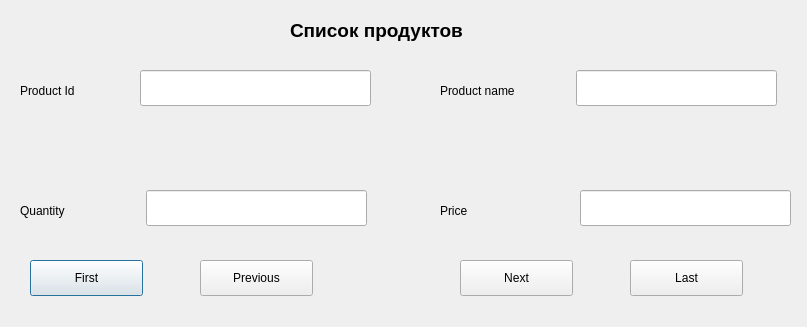
Before: the Qt Designer form SHOWREC/DispProducts.ui in turamant/PhoneBook, drawn with Qt 5.
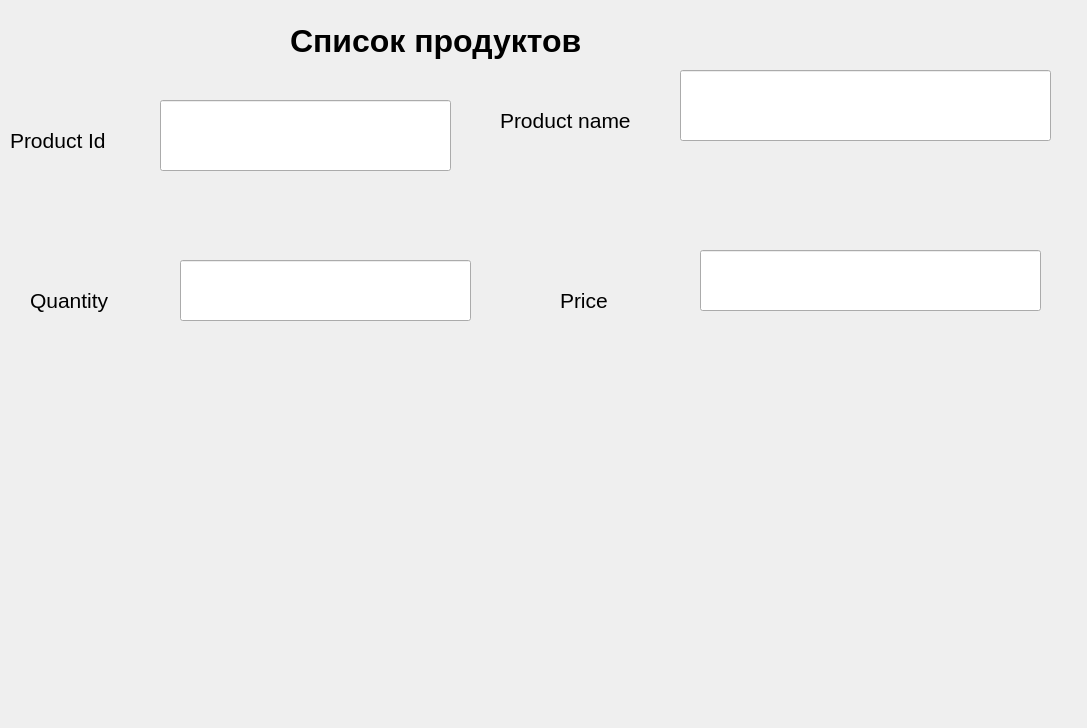
After: the same form once the commit is applied. Custom widgets are drawn as their Qt base class.

The edit to the form file:
```diff
--- a/SHOWREC/DispProducts.ui
+++ b/SHOWREC/DispProducts.ui
@@ -6,22 +6,32 @@
    <rect>
     <x>0</x>
     <y>0</y>
-    <width>807</width>
-    <height>327</height>
+    <width>1087</width>
+    <height>728</height>
    </rect>
   </property>
+  <property name="font">
+   <font>
+    <pointsize>16</pointsize>
+   </font>
+  </property>
   <property name="windowTitle">
    <string>Dialog</string>
   </property>
   <widget class="QLabel" name="label">
    <property name="geometry">
     <rect>
-     <x>20</x>
-     <y>80</y>
-     <width>101</width>
-     <height>21</height>
+     <x>10</x>
+     <y>120</y>
+     <width>141</width>
+     <height>41</height>
     </rect>
    </property>
+   <property name="font">
+    <font>
+     <pointsize>16</pointsize>
+    </font>
+   </property>
    <property name="text">
     <string>Product Id</string>
    </property>
@@ -31,13 +41,13 @@
     <rect>
      <x>290</x>
      <y>10</y>
-     <width>211</width>
-     <height>41</height>
+     <width>461</width>
+     <height>61</height>
     </rect>
    </property>
    <property name="font">
     <font>
-     <pointsize>14</pointsize>
+     <pointsize>24</pointsize>
      <weight>75</weight>
      <bold>true</bold>
     </font>
@@ -49,12 +59,17 @@
   <widget class="QLabel" name="label_3">
    <property name="geometry">
     <rect>
-     <x>440</x>
-     <y>80</y>
-     <width>131</width>
+     <x>500</x>
+     <y>110</y>
+     <width>171</width>
      <height>21</height>
     </rect>
    </property>
+   <property name="font">
+    <font>
+     <pointsize>16</pointsize>
+    </font>
+   </property>
    <property name="text">
     <string>Product name</string>
    </property>
@@ -62,12 +77,17 @@
   <widget class="QLabel" name="label_4">
    <property name="geometry">
     <rect>
-     <x>20</x>
-     <y>200</y>
-     <width>101</width>
-     <height>21</height>
+     <x>30</x>
+     <y>280</y>
+     <width>131</width>
+     <height>41</height>
     </rect>
    </property>
+   <property name="font">
+    <font>
+     <pointsize>16</pointsize>
+    </font>
+   </property>
    <property name="text">
     <string>Quantity</string>
    </property>
@@ -75,12 +95,17 @@
   <widget class="QLabel" name="label_5">
    <property name="geometry">
     <rect>
-     <x>440</x>
-     <y>200</y>
-     <width>74</width>
+     <x>560</x>
+     <y>290</y>
+     <width>141</width>
      <height>21</height>
     </rect>
    </property>
+   <property name="font">
+    <font>
+     <pointsize>16</pointsize>
+    </font>
+   </property>
    <property name="text">
     <string>Price</string>
    </property>
@@ -88,95 +113,43 @@
   <widget class="KLineEdit" name="id">
    <property name="geometry">
     <rect>
-     <x>140</x>
-     <y>70</y>
-     <width>231</width>
-     <height>36</height>
+     <x>160</x>
+     <y>100</y>
+     <width>291</width>
+     <height>71</height>
     </rect>
    </property>
   </widget>
   <widget class="KLineEdit" name="productname">
    <property name="geometry">
     <rect>
-     <x>576</x>
+     <x>680</x>
      <y>70</y>
-     <width>201</width>
-     <height>36</height>
+     <width>371</width>
+     <height>71</height>
     </rect>
    </property>
   </widget>
   <widget class="KLineEdit" name="quantity">
    <property name="geometry">
     <rect>
-     <x>146</x>
-     <y>190</y>
-     <width>221</width>
-     <height>36</height>
+     <x>180</x>
+     <y>260</y>
+     <width>291</width>
+     <height>61</height>
     </rect>
    </property>
   </widget>
   <widget class="KLineEdit" name="price">
    <property name="geometry">
     <rect>
-     <x>580</x>
-     <y>190</y>
-     <width>211</width>
-     <height>36</height>
+     <x>700</x>
+     <y>250</y>
+     <width>341</width>
+     <height>61</height>
     </rect>
    </property>
   </widget>
-  <widget class="QPushButton" name="FirstButton">
-   <property name="geometry">
-    <rect>
-     <x>30</x>
-     <y>260</y>
-     <width>113</width>
-     <height>36</height>
-    </rect>
-   </property>
-   <property name="text">
-    <string>First</string>
-   </property>
-  </widget>
-  <widget class="QPushButton" name="NextButton">
-   <property name="geometry">
-    <rect>
-     <x>460</x>
-     <y>260</y>
-     <width>113</width>
-     <height>36</height>
-    </rect>
-   </property>
-   <property name="text">
-    <string>Next</string>
-   </property>
-  </widget>
-  <widget class="QPushButton" name="LastButton">
-   <property name="geometry">
-    <rect>
-     <x>630</x>
-     <y>260</y>
-     <width>113</width>
-     <height>36</height>
-    </rect>
-   </property>
-   <property name="text">
-    <string>Last</string>
-   </property>
-  </widget>
-  <widget class="QPushButton" name="PreviousButton">
-   <property name="geometry">
-    <rect>
-     <x>200</x>
-     <y>260</y>
-     <width>113</width>
-     <height>36</height>
-    </rect>
-   </property>
-   <property name="text">
-    <string>Previous</string>
-   </property>
-  </widget>
  </widget>
  <customwidgets>
   <customwidget>
```
